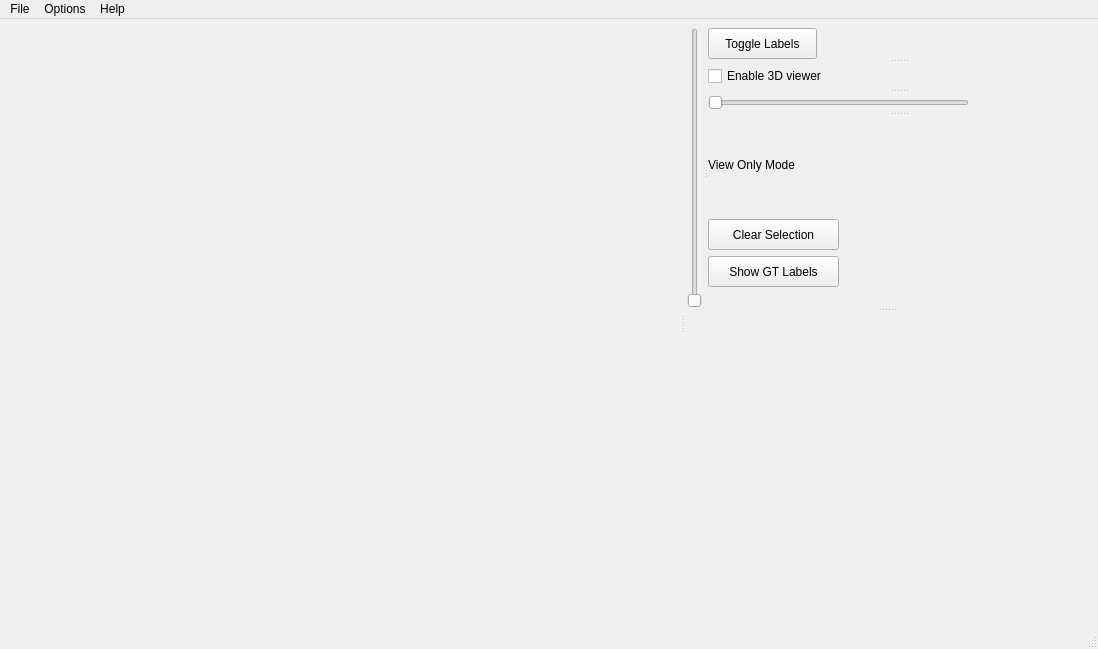
First picture: the form in Gui/neuroproof_stack_viewer.ui, repository janelia-flyem/NeuroProof, before the edit.
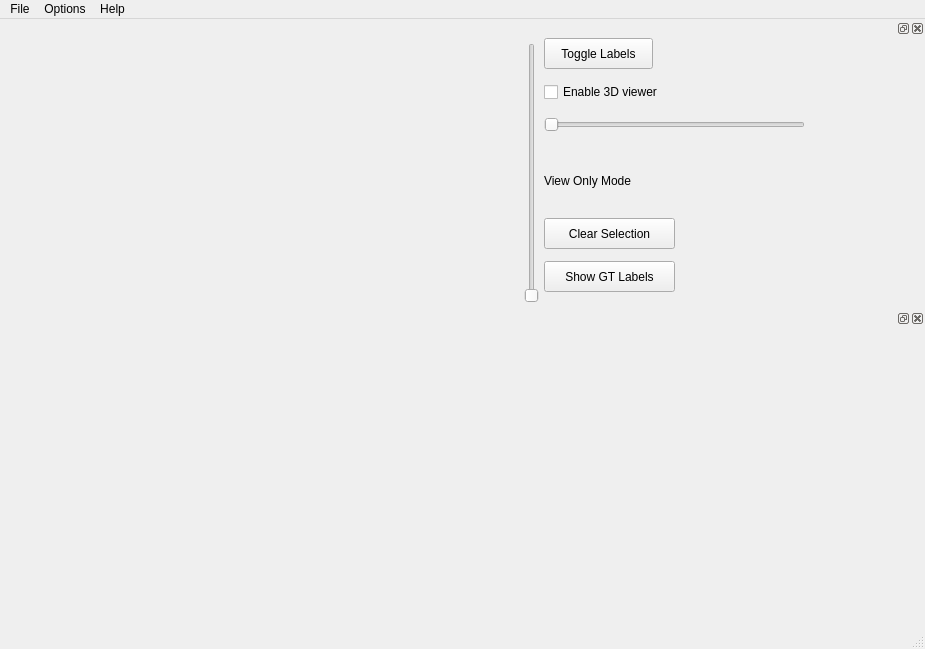
Second picture: the form after the edit.

Commit message: implements qt interface for stack viewing

Patch:
```diff
--- a/Gui/neuroproof_stack_viewer.ui
+++ b/Gui/neuroproof_stack_viewer.ui
@@ -6,7 +6,7 @@
    <rect>
     <x>0</x>
     <y>0</y>
-    <width>1098</width>
+    <width>925</width>
     <height>649</height>
    </rect>
   </property>
@@ -15,51 +15,137 @@
   </property>
   <widget class="QWidget" name="centralWidget">
    <layout class="QGridLayout" name="gridLayout_3">
-    <item row="0" column="0">
-     <widget class="QSplitter" name="topLayout">
-      <property name="orientation">
-       <enum>Qt::Horizontal</enum>
+    <item row="0" column="1">
+     <widget class="QWidget" name="planeView" native="true"/>
+    </item>
+   </layout>
+  </widget>
+  <widget class="QMenuBar" name="menubar">
+   <property name="geometry">
+    <rect>
+     <x>0</x>
+     <y>0</y>
+     <width>925</width>
+     <height>29</height>
+    </rect>
+   </property>
+   <widget class="QMenu" name="menuFile">
+    <property name="title">
+     <string>File</string>
+    </property>
+    <addaction name="actionNewProject"/>
+    <addaction name="actionOpenProject"/>
+    <addaction name="actionSaveProject"/>
+    <addaction name="actionSaveAsProject"/>
+    <addaction name="actionAddGT"/>
+    <addaction name="actionQuit"/>
+   </widget>
+   <widget class="QMenu" name="menuOptions">
+    <property name="title">
+     <string>Options</string>
+    </property>
+    <widget class="QMenu" name="menuMode">
+     <property name="enabled">
+      <bool>false</bool>
+     </property>
+     <property name="title">
+      <string>Mode</string>
+     </property>
+     <addaction name="separator"/>
+     <addaction name="actionViewOnly"/>
+     <addaction name="actionTraining"/>
+    </widget>
+    <widget class="QMenu" name="menuView">
+     <property name="title">
+      <string>View</string>
+     </property>
+     <addaction name="viewBodyPanel"/>
+     <addaction name="viewToolPanel"/>
+    </widget>
+    <addaction name="menuMode"/>
+    <addaction name="actionShortcuts"/>
+    <addaction name="menuView"/>
+   </widget>
+   <widget class="QMenu" name="menuHelp">
+    <property name="title">
+     <string>Help</string>
+    </property>
+    <addaction name="actionAbout"/>
+    <addaction name="actionHelp"/>
+   </widget>
+   <addaction name="menuFile"/>
+   <addaction name="menuOptions"/>
+   <addaction name="menuHelp"/>
+  </widget>
+  <widget class="QStatusBar" name="statusbar"/>
+  <widget class="QDockWidget" name="dockWidget2">
+   <property name="enabled">
+    <bool>true</bool>
+   </property>
+   <property name="minimumSize">
+    <size>
+     <width>406</width>
+     <height>290</height>
+    </size>
+   </property>
+   <property name="maximumSize">
+    <size>
+     <width>406</width>
+     <height>290</height>
+    </size>
+   </property>
+   <property name="features">
+    <set>QDockWidget::AllDockWidgetFeatures</set>
+   </property>
+   <property name="allowedAreas">
+    <set>Qt::AllDockWidgetAreas</set>
+   </property>
+   <attribute name="dockWidgetArea">
+    <number>2</number>
+   </attribute>
+   <widget class="QWidget" name="controlView">
+    <widget class="QWidget" name="horizontalLayoutWidget">
+     <property name="geometry">
+      <rect>
+       <x>0</x>
+       <y>-10</y>
+       <width>410</width>
+       <height>291</height>
+      </rect>
+     </property>
+     <layout class="QHBoxLayout" name="horizontalLayout">
+      <property name="spacing">
+       <number>0</number>
       </property>
-      <widget class="QWidget" name="planeView" native="true">
-       <property name="styleSheet">
-        <string notr="true">border-color: rgb(0, 0, 0);
-border-width: 2px;</string>
-       </property>
-       <zorder></zorder>
-      </widget>
-      <widget class="QSplitter" name="rightLayout">
-       <property name="orientation">
-        <enum>Qt::Vertical</enum>
-       </property>
-       <widget class="QSplitter" name="toolsLayout">
+      <item>
+       <widget class="QSlider" name="planeSlider">
+        <property name="enabled">
+         <bool>true</bool>
+        </property>
+        <property name="minimumSize">
+         <size>
+          <width>19</width>
+          <height>260</height>
+         </size>
+        </property>
+        <property name="maximumSize">
+         <size>
+          <width>19</width>
+          <height>260</height>
+         </size>
+        </property>
         <property name="orientation">
-         <enum>Qt::Horizontal</enum>
+         <enum>Qt::Vertical</enum>
         </property>
-        <widget class="QSlider" name="planeSlider">
-         <property name="enabled">
-          <bool>true</bool>
-         </property>
-         <property name="minimumSize">
-          <size>
-           <width>19</width>
-           <height>280</height>
-          </size>
-         </property>
-         <property name="maximumSize">
-          <size>
-           <width>19</width>
-           <height>280</height>
-          </size>
-         </property>
-         <property name="orientation">
-          <enum>Qt::Vertical</enum>
-         </property>
-        </widget>
-        <widget class="QSplitter" name="tools2Layout">
-         <property name="orientation">
-          <enum>Qt::Vertical</enum>
-         </property>
-         <widget class="QPushButton" name="toggleLables">
+       </widget>
+      </item>
+      <item>
+       <layout class="QVBoxLayout" name="verticalLayout_2">
+        <property name="spacing">
+         <number>0</number>
+        </property>
+        <item>
+         <widget class="QPushButton" name="toggleLabels">
           <property name="minimumSize">
            <size>
             <width>109</width>
@@ -76,6 +162,8 @@
            <string>Toggle Labels</string>
           </property>
          </widget>
+        </item>
+        <item>
          <widget class="QCheckBox" name="enable3DCheck">
           <property name="minimumSize">
            <size>
@@ -93,6 +181,8 @@
            <string>Enable 3D viewer</string>
           </property>
          </widget>
+        </item>
+        <item>
          <widget class="QSlider" name="opacitySlider">
           <property name="minimumSize">
            <size>
@@ -106,21 +196,29 @@
             <height>19</height>
            </size>
           </property>
+          <property name="maximum">
+           <number>10</number>
+          </property>
           <property name="orientation">
            <enum>Qt::Horizontal</enum>
           </property>
          </widget>
+        </item>
+        <item>
          <widget class="QStackedWidget" name="modeWidget">
+          <property name="enabled">
+           <bool>true</bool>
+          </property>
           <property name="minimumSize">
            <size>
             <width>381</width>
-            <height>171</height>
+            <height>165</height>
            </size>
           </property>
           <property name="maximumSize">
            <size>
             <width>381</width>
-            <height>171</height>
+            <height>165</height>
            </size>
           </property>
           <property name="currentIndex">
@@ -229,18 +327,30 @@
            <zorder>trainlabel</zorder>
           </widget>
           <widget class="QWidget" name="viewMode">
-           <widget class="QWidget" name="">
+           <widget class="QWidget" name="layoutWidget_8">
             <property name="geometry">
              <rect>
               <x>0</x>
               <y>0</y>
               <width>361</width>
-              <height>171</height>
+              <height>161</height>
              </rect>
             </property>
             <layout class="QVBoxLayout" name="viewLayout">
+             <property name="spacing">
+              <number>0</number>
+             </property>
+             <property name="sizeConstraint">
+              <enum>QLayout::SetDefaultConstraint</enum>
+             </property>
              <item>
               <widget class="QLabel" name="viewLabel">
+               <property name="maximumSize">
+                <size>
+                 <width>359</width>
+                 <height>50</height>
+                </size>
+               </property>
                <property name="text">
                 <string>View Only Mode</string>
                </property>
@@ -279,74 +389,27 @@
            </widget>
           </widget>
          </widget>
-        </widget>
-       </widget>
-       <widget class="QWidget" name="bodyView" native="true"/>
-      </widget>
-     </widget>
-    </item>
-   </layout>
-   <zorder>bodyView</zorder>
-   <zorder>opacitySlider</zorder>
-   <zorder>toggleLables</zorder>
-   <zorder>planeSlider</zorder>
-   <zorder>enable3DCheck</zorder>
-   <zorder>planeView</zorder>
-   <zorder>modeWidget</zorder>
-   <zorder>splitter_2</zorder>
-   <zorder>toggleLables</zorder>
-   <zorder>splitter</zorder>
-   <zorder></zorder>
-  </widget>
-  <widget class="QMenuBar" name="menubar">
-   <property name="geometry">
-    <rect>
-     <x>0</x>
-     <y>0</y>
-     <width>1098</width>
-     <height>29</height>
-    </rect>
-   </property>
-   <widget class="QMenu" name="menuFile">
-    <property name="title">
-     <string>File</string>
-    </property>
-    <addaction name="actionNewProject"/>
-    <addaction name="actionOpenProject"/>
-    <addaction name="actionModifyProject"/>
-    <addaction name="actionSaveProject"/>
-    <addaction name="actionQuit"/>
-   </widget>
-   <widget class="QMenu" name="menuOptions">
-    <property name="title">
-     <string>Options</string>
-    </property>
-    <widget class="QMenu" name="menuMode">
-     <property name="enabled">
-      <bool>false</bool>
-     </property>
-     <property name="title">
-      <string>Mode</string>
-     </property>
-     <addaction name="separator"/>
-     <addaction name="actionViewOnly"/>
-     <addaction name="actionTraining"/>
+        </item>
+       </layout>
+      </item>
+     </layout>
     </widget>
     <addaction name="menuMode"/>
     <addaction name="actionShortcuts"/>
    </widget>
-   <widget class="QMenu" name="menuHelp">
-    <property name="title">
-     <string>Help</string>
-    </property>
-    <addaction name="actionAbout"/>
-    <addaction name="actionHelp"/>
-   </widget>
-   <addaction name="menuFile"/>
-   <addaction name="menuOptions"/>
-   <addaction name="menuHelp"/>
   </widget>
-  <widget class="QStatusBar" name="statusbar"/>
+  <widget class="QDockWidget" name="dockWidget3">
+   <property name="features">
+    <set>QDockWidget::AllDockWidgetFeatures</set>
+   </property>
+   <property name="allowedAreas">
+    <set>Qt::RightDockWidgetArea</set>
+   </property>
+   <attribute name="dockWidgetArea">
+    <number>2</number>
+   </attribute>
+   <widget class="QWidget" name="bodyView"/>
+  </widget>
   <action name="actionNewProject">
    <property name="text">
     <string>New Project</string>
```
Left out of the diff: 51 changed lines with no effect on the pictures. The commit also changes 18 other files.
